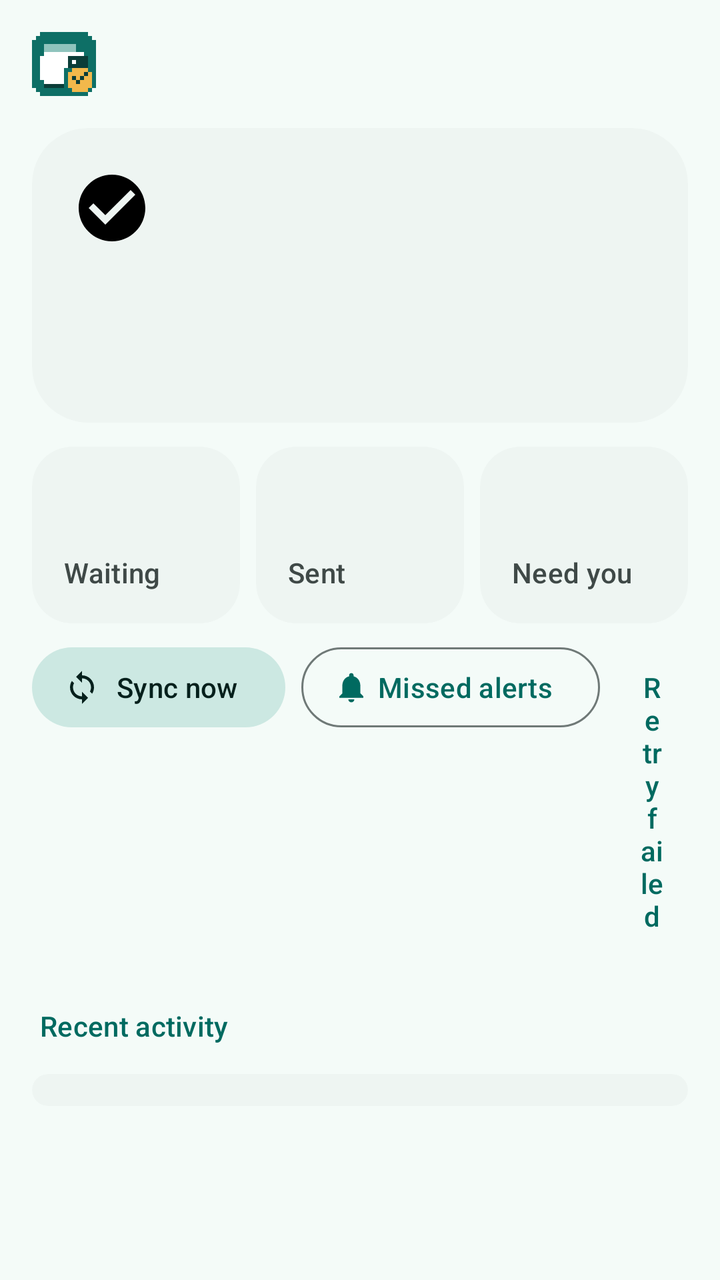
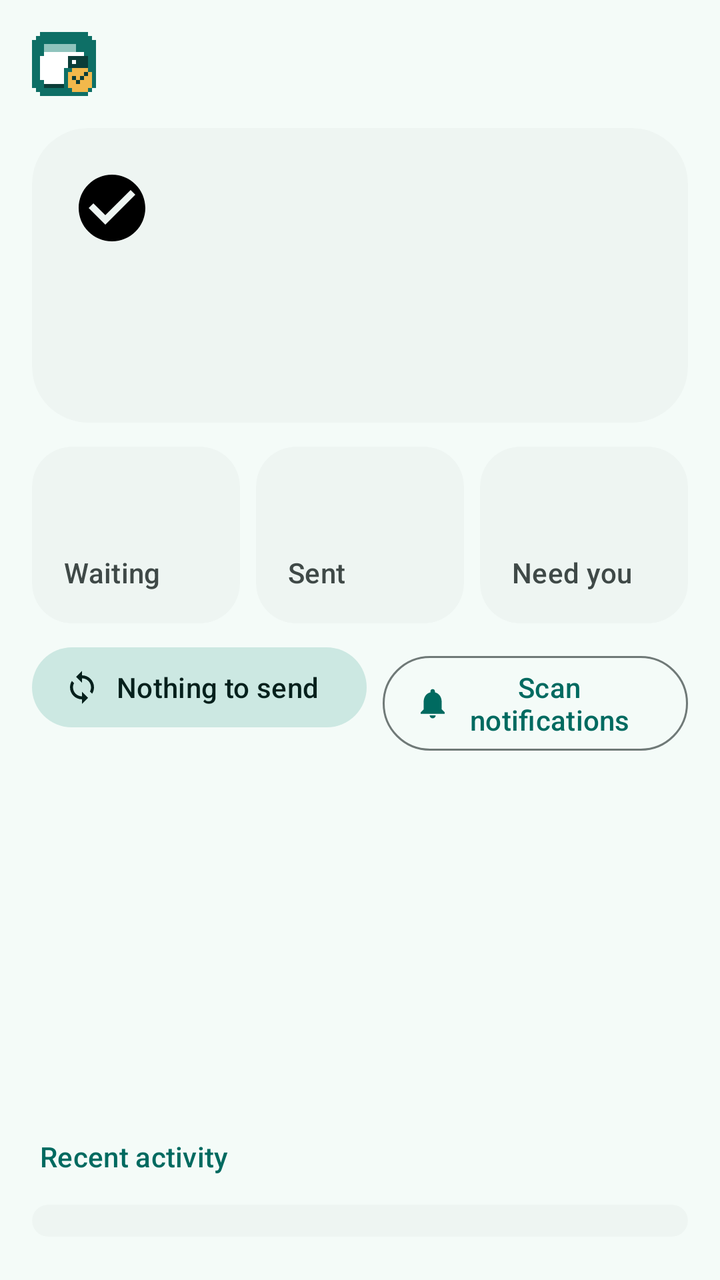

Screens rendered from an Android XML layout before and after an edit, with the pre-edit source and the edit as a unified diff.
<!-- AndroidManifest.xml: application theme Theme.BankSync -->
<!-- res/layout/activity_main.xml -->
<?xml version="1.0" encoding="utf-8"?>
<androidx.coordinatorlayout.widget.CoordinatorLayout xmlns:android="http://schemas.android.com/apk/res/android"
    xmlns:app="http://schemas.android.com/apk/res-auto"
    android:id="@+id/root"
    android:layout_width="match_parent"
    android:layout_height="match_parent">

    <com.google.android.material.appbar.AppBarLayout
        android:id="@+id/appBar"
        android:layout_width="match_parent"
        android:layout_height="wrap_content"
        android:fitsSystemWindows="true">

        
        <com.google.android.material.appbar.MaterialToolbar
            android:id="@+id/toolbar"
            android:layout_width="match_parent"
            android:layout_height="?attr/actionBarSize"
            android:elevation="0dp">

            <ImageView
                android:layout_width="32dp"
                android:layout_height="32dp"
                android:layout_gravity="start|center_vertical"
                android:contentDescription="Bank to Wallet"
                android:src="@drawable/ic_logo" />
        </com.google.android.material.appbar.MaterialToolbar>
    </com.google.android.material.appbar.AppBarLayout>

    <androidx.core.widget.NestedScrollView
        android:id="@+id/scroll"
        android:layout_width="match_parent"
        android:layout_height="match_parent"
        android:clipToPadding="false"
        android:paddingBottom="24dp"
        app:layout_behavior="@string/appbar_scrolling_view_behavior">

        <LinearLayout
            android:layout_width="match_parent"
            android:layout_height="wrap_content"
            android:orientation="vertical"
            android:paddingStart="16dp"
            android:paddingEnd="16dp">

            
            <com.google.android.material.card.MaterialCardView
                android:id="@+id/heroCard"
                android:layout_width="match_parent"
                android:layout_height="wrap_content"
                app:shapeAppearance="@style/ShapeAppearance.BankSync.ExtraLarge">

                <LinearLayout
                    android:id="@+id/heroBody"
                    android:layout_width="match_parent"
                    android:layout_height="wrap_content"
                    android:orientation="vertical"
                    android:padding="20dp">

                    <ImageView
                        android:id="@+id/heroIcon"
                        android:layout_width="40dp"
                        android:layout_height="40dp"
                        android:importantForAccessibility="no"
                        android:src="@drawable/ic_check_circle" />

                    <TextView
                        android:id="@+id/heroTitle"
                        android:layout_width="match_parent"
                        android:layout_height="wrap_content"
                        android:layout_marginTop="12dp"
                        android:textAppearance="?attr/textAppearanceHeadlineSmall" />

                    <TextView
                        android:id="@+id/heroText"
                        android:layout_width="match_parent"
                        android:layout_height="wrap_content"
                        android:layout_marginTop="4dp"
                        android:textAppearance="?attr/textAppearanceBodyMedium" />

                    <com.google.android.material.button.MaterialButton
                        android:id="@+id/heroAction"
                        android:layout_width="wrap_content"
                        android:layout_height="wrap_content"
                        android:layout_marginTop="12dp"
                        android:visibility="gone" />
                </LinearLayout>
            </com.google.android.material.card.MaterialCardView>

            
            <LinearLayout
                android:id="@+id/checksList"
                android:layout_width="match_parent"
                android:layout_height="wrap_content"
                android:orientation="vertical" />

            
            <LinearLayout
                android:layout_width="match_parent"
                android:layout_height="wrap_content"
                android:layout_marginTop="12dp"
                android:orientation="horizontal">

                <com.google.android.material.card.MaterialCardView
                    android:id="@+id/tileWaiting"
                    style="@style/Widget.BankSync.Tile">

                    <LinearLayout
                        android:layout_width="match_parent"
                        android:layout_height="wrap_content"
                        android:orientation="vertical"
                        android:padding="16dp">

                        <TextView
                            android:id="@+id/countWaiting"
                            android:layout_width="wrap_content"
                            android:layout_height="wrap_content"
                            android:textAppearance="?attr/textAppearanceHeadlineMedium" />

                        <TextView
                            android:layout_width="wrap_content"
                            android:layout_height="wrap_content"
                            android:text="Waiting"
                            android:textAppearance="?attr/textAppearanceLabelLarge"
                            android:textColor="?attr/colorOnSurfaceVariant" />
                    </LinearLayout>
                </com.google.android.material.card.MaterialCardView>

                <com.google.android.material.card.MaterialCardView
                    style="@style/Widget.BankSync.Tile"
                    android:layout_marginStart="8dp"
                    android:layout_marginEnd="8dp">

                    <LinearLayout
                        android:layout_width="match_parent"
                        android:layout_height="wrap_content"
                        android:orientation="vertical"
                        android:padding="16dp">

                        <TextView
                            android:id="@+id/countSynced"
                            android:layout_width="wrap_content"
                            android:layout_height="wrap_content"
                            android:textAppearance="?attr/textAppearanceHeadlineMedium" />

                        <TextView
                            android:layout_width="wrap_content"
                            android:layout_height="wrap_content"
                            android:text="Sent"
                            android:textAppearance="?attr/textAppearanceLabelLarge"
                            android:textColor="?attr/colorOnSurfaceVariant" />
                    </LinearLayout>
                </com.google.android.material.card.MaterialCardView>

                <com.google.android.material.card.MaterialCardView
                    android:id="@+id/tileAttention"
                    style="@style/Widget.BankSync.Tile">

                    <LinearLayout
                        android:layout_width="match_parent"
                        android:layout_height="wrap_content"
                        android:orientation="vertical"
                        android:padding="16dp">

                        <TextView
                            android:id="@+id/countAttention"
                            android:layout_width="wrap_content"
                            android:layout_height="wrap_content"
                            android:textAppearance="?attr/textAppearanceHeadlineMedium" />

                        <TextView
                            android:id="@+id/labelAttention"
                            android:layout_width="wrap_content"
                            android:layout_height="wrap_content"
                            android:text="Need you"
                            android:textAppearance="?attr/textAppearanceLabelLarge"
                            android:textColor="?attr/colorOnSurfaceVariant" />
                    </LinearLayout>
                </com.google.android.material.card.MaterialCardView>
            </LinearLayout>

            <LinearLayout
                android:layout_width="match_parent"
                android:layout_height="wrap_content"
                android:layout_marginTop="8dp"
                android:orientation="horizontal">

                <com.google.android.material.button.MaterialButton
                    android:id="@+id/syncButton"
                    style="@style/Widget.Material3.Button.TonalButton.Icon"
                    android:layout_width="wrap_content"
                    android:layout_height="wrap_content"
                    android:text="Sync now"
                    app:icon="@drawable/ic_sync" />

                <com.google.android.material.button.MaterialButton
                    android:id="@+id/scanButton"
                    style="@style/Widget.Material3.Button.OutlinedButton.Icon"
                    android:layout_width="wrap_content"
                    android:layout_height="wrap_content"
                    android:layout_marginStart="8dp"
                    android:text="Missed alerts"
                    app:icon="@drawable/ic_notifications" />

                <com.google.android.material.button.MaterialButton
                    android:id="@+id/retryButton"
                    style="@style/Widget.Material3.Button.TextButton"
                    android:layout_width="wrap_content"
                    android:layout_height="wrap_content"
                    android:layout_marginStart="8dp"
                    android:text="Retry failed" />
            </LinearLayout>

            
            <com.google.android.material.progressindicator.LinearProgressIndicator
                android:id="@+id/syncProgress"
                android:layout_width="match_parent"
                android:layout_height="wrap_content"
                android:layout_marginTop="8dp"
                android:indeterminate="true"
                android:visibility="gone" />

            
            <LinearLayout
                android:layout_width="match_parent"
                android:layout_height="wrap_content"
                android:layout_marginTop="16dp"
                android:gravity="center_vertical"
                android:orientation="horizontal">

                <TextView
                    style="@style/Widget.BankSync.SectionTitle"
                    android:layout_width="0dp"
                    android:layout_marginTop="0dp"
                    android:layout_marginBottom="0dp"
                    android:layout_weight="1"
                    android:text="Recent activity" />

                <com.google.android.material.button.MaterialButton
                    android:id="@+id/clearButton"
                    style="@style/Widget.Material3.Button.IconButton"
                    android:layout_width="wrap_content"
                    android:layout_height="wrap_content"
                    android:contentDescription="Clear sent history"
                    android:visibility="gone"
                    app:icon="@drawable/ic_delete"
                    app:iconTint="?attr/colorOnSurfaceVariant" />

                <com.google.android.material.button.MaterialButton
                    android:id="@+id/hideButton"
                    style="@style/Widget.Material3.Button.IconButton"
                    android:layout_width="wrap_content"
                    android:layout_height="wrap_content"
                    app:iconTint="?attr/colorOnSurfaceVariant" />
            </LinearLayout>

            <com.google.android.material.card.MaterialCardView
                android:layout_width="match_parent"
                android:layout_height="wrap_content">

                <LinearLayout
                    android:id="@+id/recentList"
                    android:layout_width="match_parent"
                    android:layout_height="wrap_content"
                    android:orientation="vertical"
                    android:paddingTop="8dp"
                    android:paddingBottom="8dp" />
            </com.google.android.material.card.MaterialCardView>
        </LinearLayout>
    </androidx.core.widget.NestedScrollView>
</androidx.coordinatorlayout.widget.CoordinatorLayout>
<!-- resources referenced by this layout -->
<resources>
  <!-- drawable ic_check_circle (drawable) -->
  <?xml version="1.0" encoding="utf-8"?>
  <vector xmlns:android="http://schemas.android.com/apk/res/android"
      android:width="24dp"
      android:height="24dp"
      android:viewportWidth="24"
      android:viewportHeight="24">
      <path android:fillColor="#FF000000" android:pathData="M12,2C6.48,2 2,6.48 2,12s4.48,10 10,10 10,-4.48 10,-10S17.52,2 12,2zM10,17l-5,-5 1.41,-1.41L10,14.17l7.59,-7.59L19,8l-9,9z" />
  </vector>
  <!-- drawable ic_delete (drawable) -->
  <?xml version="1.0" encoding="utf-8"?>
  <vector xmlns:android="http://schemas.android.com/apk/res/android"
      android:width="24dp"
      android:height="24dp"
      android:viewportWidth="24"
      android:viewportHeight="24">
      <path android:fillColor="#FF000000" android:pathData="M16,9v10H8V9h8m-1.5,-6h-5l-1,1H5v2h14V4h-3.5l-1,-1zM18,7H6v12c0,1.1 0.9,2 2,2h8c1.1,0 2,-0.9 2,-2V7z" />
  </vector>
  <!-- drawable ic_notifications (drawable) -->
  <?xml version="1.0" encoding="utf-8"?>
  <vector xmlns:android="http://schemas.android.com/apk/res/android"
      android:width="24dp"
      android:height="24dp"
      android:viewportWidth="24"
      android:viewportHeight="24">
      <path android:fillColor="#FF000000" android:pathData="M12,22c1.1,0 2,-0.9 2,-2h-4c0,1.1 0.89,2 2,2zM18,16v-5c0,-3.07 -1.64,-5.64 -4.5,-6.32V4c0,-0.83 -0.67,-1.5 -1.5,-1.5s-1.5,0.67 -1.5,1.5v0.68C7.63,5.36 6,7.92 6,11v5l-2,2v1h16v-1l-2,-2z" />
  </vector>
  <!-- drawable ic_sync (drawable) -->
  <?xml version="1.0" encoding="utf-8"?>
  <vector xmlns:android="http://schemas.android.com/apk/res/android"
      android:width="24dp"
      android:height="24dp"
      android:viewportWidth="24"
      android:viewportHeight="24">
      <path android:fillColor="#FF000000" android:pathData="M12,4V1L8,5l4,4V6c3.31,0 6,2.69 6,6 0,1.01 -0.25,1.97 -0.7,2.8l1.46,1.46C19.54,15.03 20,13.57 20,12c0,-4.42 -3.58,-8 -8,-8zM12,18c-3.31,0 -6,-2.69 -6,-6 0,-1.01 0.25,-1.97 0.7,-2.8L5.24,7.74C4.46,8.97 4,10.43 4,12c0,4.42 3.58,8 8,8v3l4,-4 -4,-4v3z" />
  </vector>
  <style name="ShapeAppearance.BankSync.ExtraLarge" parent="ShapeAppearance.Material3.Corner.ExtraLarge">
          <item name="cornerSize">28dp</item>
      </style>
  <style name="Widget.BankSync.SectionTitle" parent="">
          <item name="android:layout_width">match_parent</item>
          <item name="android:layout_height">wrap_content</item>
          <item name="android:layout_marginTop">24dp</item>
          <item name="android:layout_marginBottom">8dp</item>
          <item name="android:paddingStart">4dp</item>
          <item name="android:textAppearance">?attr/textAppearanceTitleSmall</item>
          <item name="android:textColor">?attr/colorPrimary</item>
      </style>
  <style name="Widget.BankSync.Tile" parent="Widget.BankSync.Card">
          <item name="android:layout_width">0dp</item>
          <item name="android:layout_height">wrap_content</item>
          <item name="android:layout_weight">1</item>
      </style>
  <style name="Widget.BankSync.Card" parent="Widget.Material3.CardView.Filled">
          <item name="cardBackgroundColor">?attr/colorSurfaceContainerLow</item>
          <item name="shapeAppearance">@style/ShapeAppearance.BankSync.Large</item>
      </style>
  <style name="ShapeAppearance.BankSync.Large" parent="ShapeAppearance.Material3.Corner.Large">
          <item name="cornerSize">20dp</item>
      </style>
  <!-- unchanged entries left out for length: 2 -->
</resources>

<!-- the commit's change to res/layout/activity_main.xml (unified diff, before → after) -->
@@ -189,7 +189,7 @@
                     style="@style/Widget.Material3.Button.TonalButton.Icon"
                     android:layout_width="wrap_content"
                     android:layout_height="wrap_content"
-                    android:text="Sync now"
+                    android:text="Nothing to send"
                     app:icon="@drawable/ic_sync" />
 
                 <com.google.android.material.button.MaterialButton
@@ -198,7 +198,7 @@
                     android:layout_width="wrap_content"
                     android:layout_height="wrap_content"
                     android:layout_marginStart="8dp"
-                    android:text="Missed alerts"
+                    android:text="Scan notifications"
                     app:icon="@drawable/ic_notifications" />
 
                 <com.google.android.material.button.MaterialButton
